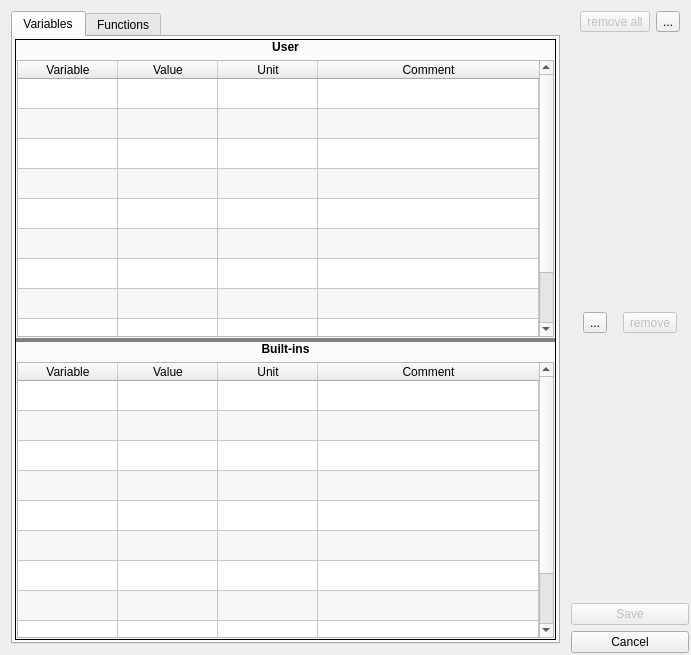
Old version of the form FalconCalcQt/VariablesFunctionsDialog.ui in the repository solyoma/FalconCalc.
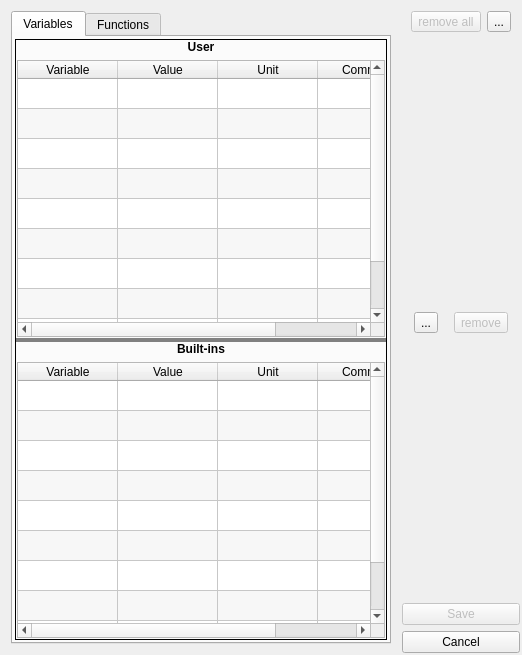
New version of the form. Icons and pictures are not drawn.

Diff of the .ui file:
```diff
--- a/FalconCalcQt/VariablesFunctionsDialog.ui
+++ b/FalconCalcQt/VariablesFunctionsDialog.ui
@@ -6,7 +6,7 @@
    <rect>
     <x>0</x>
     <y>0</y>
-    <width>691</width>
+    <width>522</width>
     <height>655</height>
    </rect>
   </property>
```
